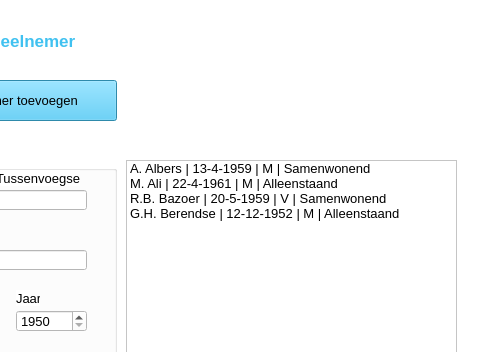
This is deelnemerselectie.ui in Alwin1234567/AR-project as Qt 5 draws it before an edit; both pictures show x 154 to 634 and y 0 to 352 of the 634 by 568 pixel window. The edited form follows.
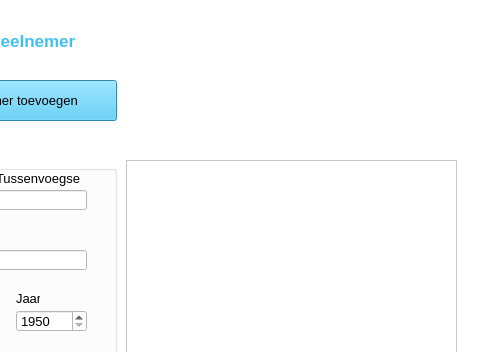
This is the edited form. Icons and pictures are not drawn.

Commit message: Deelnemerselectie prefilled text verwijderd

```diff
--- a/deelnemerselectie.ui
+++ b/deelnemerselectie.ui
@@ -94,26 +94,6 @@
       <pointsize>10</pointsize>
      </font>
     </property>
-    <item>
-     <property name="text">
-      <string>A. Albers | 13-4-1959 | M | Samenwonend</string>
-     </property>
-    </item>
-    <item>
-     <property name="text">
-      <string>M. Ali | 22-4-1961 | M | Alleenstaand</string>
-     </property>
-    </item>
-    <item>
-     <property name="text">
-      <string>R.B. Bazoer | 20-5-1959 | V | Samenwonend</string>
-     </property>
-    </item>
-    <item>
-     <property name="text">
-      <string>G.H. Berendse | 12-12-1952 | M | Alleenstaand</string>
-     </property>
-    </item>
    </widget>
    <widget class="QGroupBox" name="groupBox">
     <property name="geometry">
```
Left out of the diff: 2 changed lines with no effect on the pictures.
